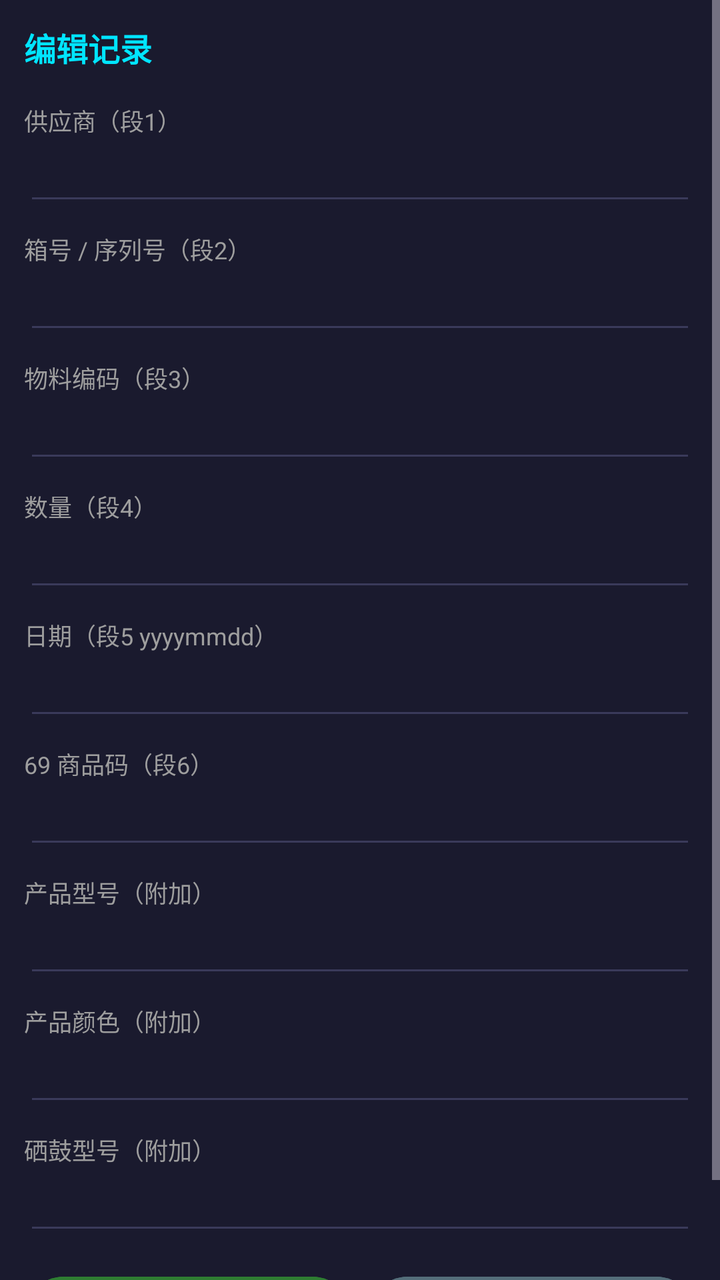
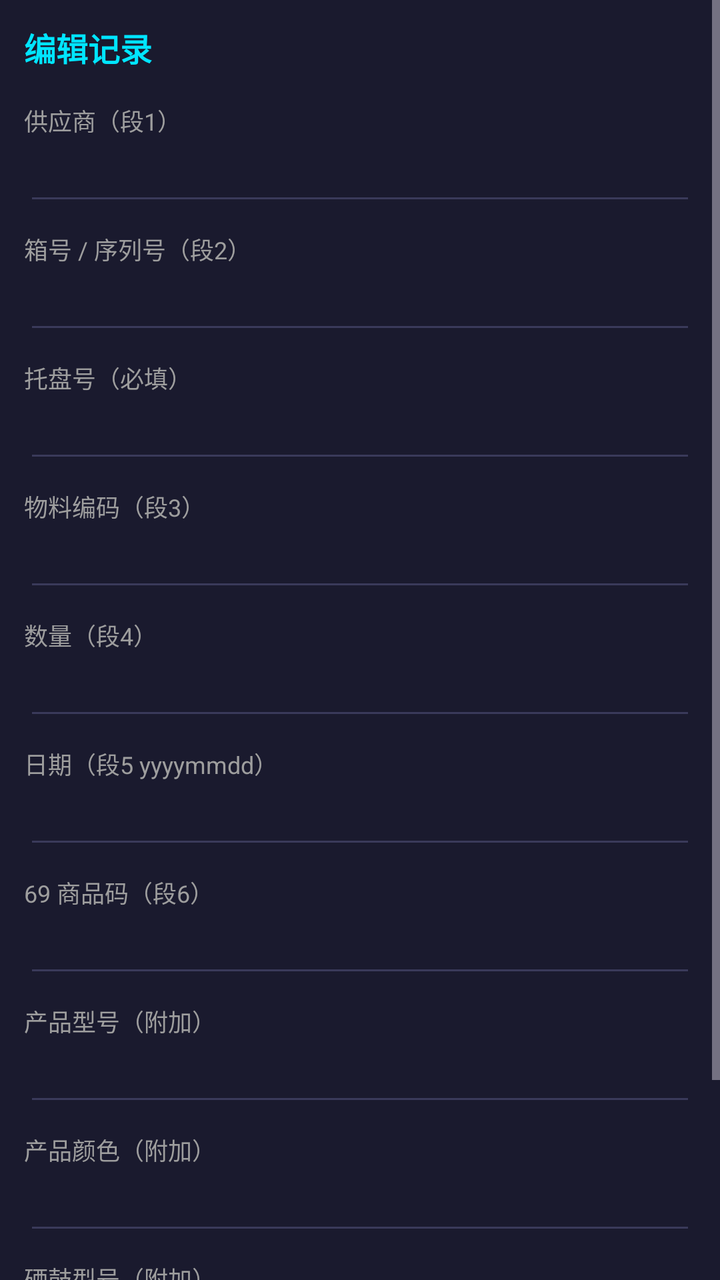

The first picture is an Android layout as it rendered before a commit; the second is the same layout after the commit. The layout source and the unified diff follow.
<!-- AndroidManifest.xml: application theme Theme.LabelScanner -->
<!-- res/layout/activity_edit_record.xml -->
<?xml version="1.0" encoding="utf-8"?>
<ScrollView xmlns:android="http://schemas.android.com/apk/res/android"
    android:layout_width="match_parent"
    android:layout_height="match_parent"
    android:background="#1a1a2e">

    <LinearLayout
        android:layout_width="match_parent"
        android:layout_height="wrap_content"
        android:orientation="vertical"
        android:padding="12dp">

        <TextView
            android:id="@+id/tvEditTitle"
            android:layout_width="match_parent"
            android:layout_height="wrap_content"
            android:text="编辑记录"
            android:textColor="#00e5ff"
            android:textSize="16sp"
            android:textStyle="bold"
            android:paddingBottom="8dp" />

        <TextView style="@style/FieldLabel" android:text="供应商（段1）" />
        <EditText android:id="@+id/etSupplier" style="@style/FieldInput" />

        <TextView style="@style/FieldLabel" android:text="箱号 / 序列号（段2）" />
        <EditText android:id="@+id/etSn" style="@style/FieldInput" />

        <TextView style="@style/FieldLabel" android:text="物料编码（段3）" />
        <EditText android:id="@+id/etMaterial" style="@style/FieldInput" />

        <TextView style="@style/FieldLabel" android:text="数量（段4）" />
        <EditText android:id="@+id/etQty" style="@style/FieldInput" android:inputType="number" />

        <TextView style="@style/FieldLabel" android:text="日期（段5 yyyymmdd）" />
        <EditText android:id="@+id/etDate" style="@style/FieldInput" />

        <TextView style="@style/FieldLabel" android:text="69 商品码（段6）" />
        <EditText android:id="@+id/etEan69" style="@style/FieldInput" />

        <TextView style="@style/FieldLabel" android:text="产品型号（附加）" />
        <EditText android:id="@+id/etModel" style="@style/FieldInput" />

        <TextView style="@style/FieldLabel" android:text="产品颜色（附加）" />
        <EditText android:id="@+id/etColor" style="@style/FieldInput" />

        <TextView style="@style/FieldLabel" android:text="硒鼓型号（附加）" />
        <EditText android:id="@+id/etToner" style="@style/FieldInput" />

        <LinearLayout
            android:layout_width="match_parent"
            android:layout_height="wrap_content"
            android:layout_marginTop="12dp"
            android:orientation="horizontal">

            <Button
                android:id="@+id/btnEditSave"
                android:layout_width="0dp"
                android:layout_height="wrap_content"
                android:layout_weight="1"
                android:text="✅ 保存修改"
                android:backgroundTint="#2e7d32" />

            <Button
                android:id="@+id/btnEditCancel"
                android:layout_width="0dp"
                android:layout_height="wrap_content"
                android:layout_weight="1"
                android:layout_marginStart="8dp"
                android:text="✖ 取消"
                android:backgroundTint="#546e7a" />
        </LinearLayout>
    </LinearLayout>
</ScrollView>
<!-- resources referenced by this layout -->
<resources>
  <style name="FieldInput">
          <item name="android:layout_width">match_parent</item>
          <item name="android:layout_height">wrap_content</item>
          <item name="android:backgroundTint">#3a3a5a</item>
          <item name="android:textColor">#ffffff</item>
          <item name="android:textSize">16sp</item>
          <item name="android:singleLine">true</item>
      </style>
  <style name="FieldLabel">
          <item name="android:layout_width">match_parent</item>
          <item name="android:layout_height">wrap_content</item>
          <item name="android:layout_marginTop">8dp</item>
          <item name="android:textSize">12sp</item>
          <item name="android:textColor">#9e9e9e</item>
      </style>
  <style name="Theme.LabelScanner" parent="Theme.Material3.Dark.NoActionBar">
          <item name="android:statusBarColor">@android:color/transparent</item>
          <item name="android:navigationBarColor">@android:color/transparent</item>
          <item name="android:windowDrawsSystemBarBackgrounds">true</item>
          <item name="android:windowLightStatusBar">false</item>
          <item name="android:windowLightNavigationBar">false</item>
      </style>
</resources>

<!-- the commit's change to res/layout/activity_edit_record.xml (unified diff, before → after) -->
@@ -25,6 +25,9 @@
 
         <TextView style="@style/FieldLabel" android:text="箱号 / 序列号（段2）" />
         <EditText android:id="@+id/etSn" style="@style/FieldInput" />
+
+        <TextView style="@style/FieldLabel" android:text="托盘号（必填）" />
+        <EditText android:id="@+id/etTrayCode" style="@style/FieldInput" />
 
         <TextView style="@style/FieldLabel" android:text="物料编码（段3）" />
         <EditText android:id="@+id/etMaterial" style="@style/FieldInput" />
